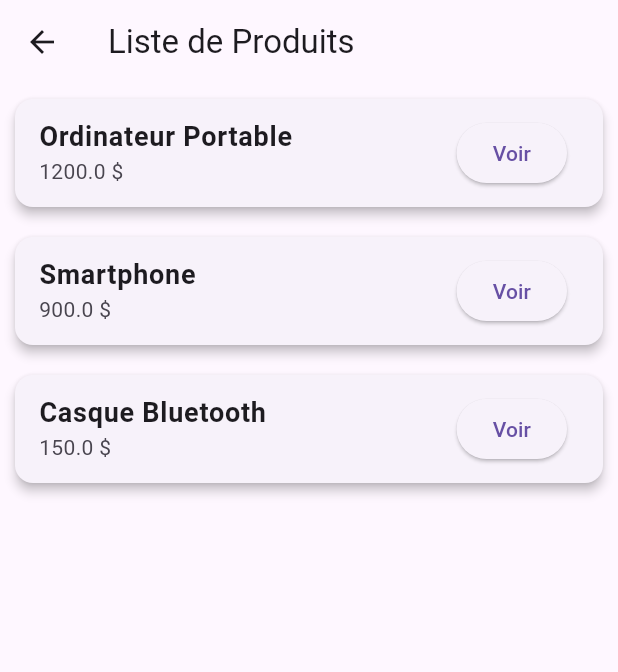
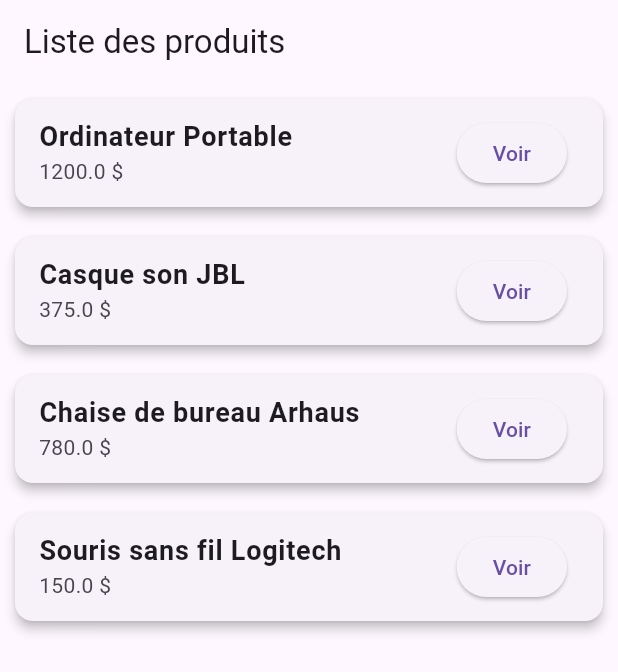
Before and after one commit to MaimounaBella/flutter_app_produits, a Flutter app: the ListProduits screen opened directly, on a phone screen of 412 x 824 dp. Shown: the top 672 px of the screen. Run offline on Flutter 3.47's test engine with Material 3 defaults, Android fonts, the phone set to English and light mode, and no system bars.

Commit message:
Modification de main.dart pour afficher ListProduits

```diff
--- a/lib/main.dart
+++ b/lib/main.dart
@@ -1,16 +1,20 @@
+//Dedut de la page main.dart
 import 'package:flutter/material.dart';
+import 'page_liste_produits.dart';
 
 void main() {
-  runApp(const MainApp());
+  runApp(const MyApp());
 }
 
-class MainApp extends StatelessWidget {
-  const MainApp({super.key});
+class MyApp extends StatelessWidget {
+  const MyApp({super.key});
 
   @override
   Widget build(BuildContext context) {
-    return const MaterialApp(
-      home: Scaffold(body: Center(child: Text('Hello World!'))),
+    return MaterialApp(
+      title: 'Atelier Produits',
+      home: ListProduits(),
     );
   }
 }
+//Fin de la page main.dart
--- a/lib/models/produit.dart
+++ b/lib/models/produit.dart
@@ -1,4 +1,4 @@
-//Debut de l'atelier Flutter 06 sur l'echange des données entre pages
+//Debut de la page produit.dart
 class Produit {
   final String nom;
   final String description;
@@ -10,3 +10,4 @@ class Produit {
     required this.prix,
   });
 }
+//Fin de la page produit.dart
--- a/lib/page_liste_produits.dart
+++ b/lib/page_liste_produits.dart
@@ -13,13 +13,18 @@ class ListProduits extends StatelessWidget {
       prix: 1200.0,
     ),
     Produit(
-      nom: "Smartphone",
-      description: "Téléphone nouvelle génération avec triple caméra.",
-      prix: 900.0,
+      nom: "Casque son JBL",
+      description: "Casque audio JBL avec son de haute qualité.",
+      prix: 375.0,
     ),
     Produit(
-      nom: "Casque Bluetooth",
-      description: "Casque sans fil avec réduction de bruit.",
+      nom: "Chaise de bureau Arhaus",
+      description: "Chaise de bureau ergonomique de qualité Arhaus de gaming",
+      prix: 780.0,
+    ),
+    Produit(
+      nom: "Souris sans fil Logitech",
+      description: "Souris sans fil Logitech précise et confortable.",
       prix: 150.0,
     ),
   ];
@@ -27,7 +32,7 @@ class ListProduits extends StatelessWidget {
   @override
   Widget build(BuildContext context) {
     return Scaffold(
-      appBar: AppBar(title: Text("Liste de Produits")),
+      appBar: AppBar(title: Text("Liste des produits")),
       body: ListView.builder(
         itemCount: produits.length,
         itemBuilder: (context, index) {
@@ -48,7 +53,7 @@ class ListProduits extends StatelessWidget {
                   Navigator.push(
                     context,
                     MaterialPageRoute(
-                  builder: (context) => DetailsProduit(produit: produit),
+                      builder: (context) => DetailsProduit(produit: produit),
                     ),
                   );
                 },
@@ -60,3 +65,4 @@ class ListProduits extends StatelessWidget {
     );
   }
 }
+//Fin de la page liste des produits
```
Also changed, not shown: lib/page_details_produit.dart (+10 -4 lines).
